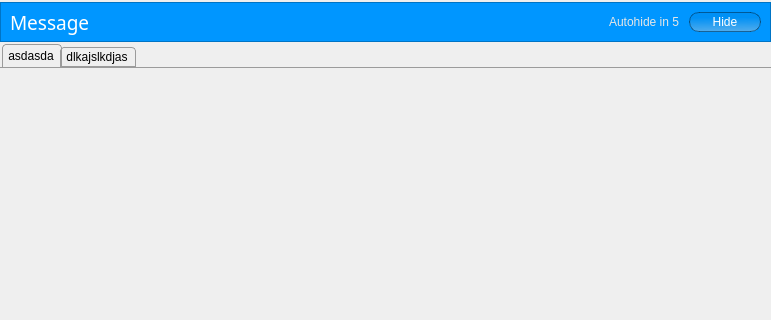
realXtend/tundra, file bin/data/ui/login/login_controller.ui: the form before one commit; both pictures show x 0 to 771 and y 0 to 320 of the 771 by 510 pixel window.
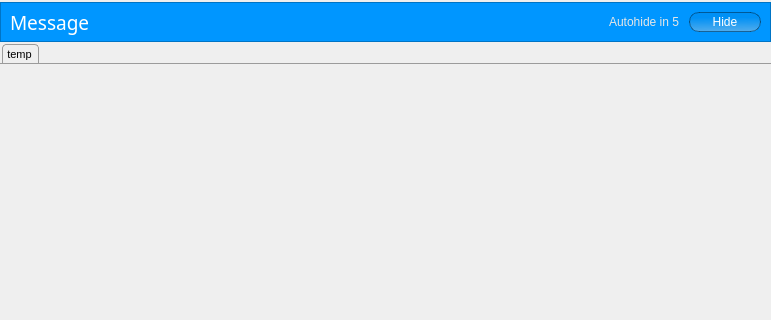
The form after the commit.

The edit to the form file:
```diff
--- a/bin/data/ui/login/login_controller.ui
+++ b/bin/data/ui/login/login_controller.ui
@@ -149,10 +149,11 @@
      border: 1px solid #9B9B9B;
      border-top-left-radius: 4px;
      border-top-right-radius: 4px;
-     min-width: 8ex;
+     min-width: 12ex;
      padding: 2px;
-     padding-right: 7px;
-     padding-left: 5px;
+     padding-right: 5px;
+     padding-left: 3px;
+	 font: 11px;
  }
 
  QTabBar::tab:selected, QTabBar::tab:hover {
@@ -164,6 +165,7 @@
  QTabBar::tab:selected {
      border-color: #9B9B9B;
      border-bottom-color: rgba(0,0,0,0); /* same as pane color */
+	 border-bottom: 0px;
  }
 
  QTabBar::tab:!selected {
@@ -194,12 +196,7 @@
        </property>
        <widget class="QWidget" name="tab_1">
         <attribute name="title">
-         <string>asdasda</string>
-        </attribute>
-       </widget>
-       <widget class="QWidget" name="tab_2">
-        <attribute name="title">
-         <string>dlkajslkdjas</string>
+         <string>temp</string>
         </attribute>
        </widget>
       </widget>
```
Left out of the diff: 4 changed lines with no effect on the pictures.
